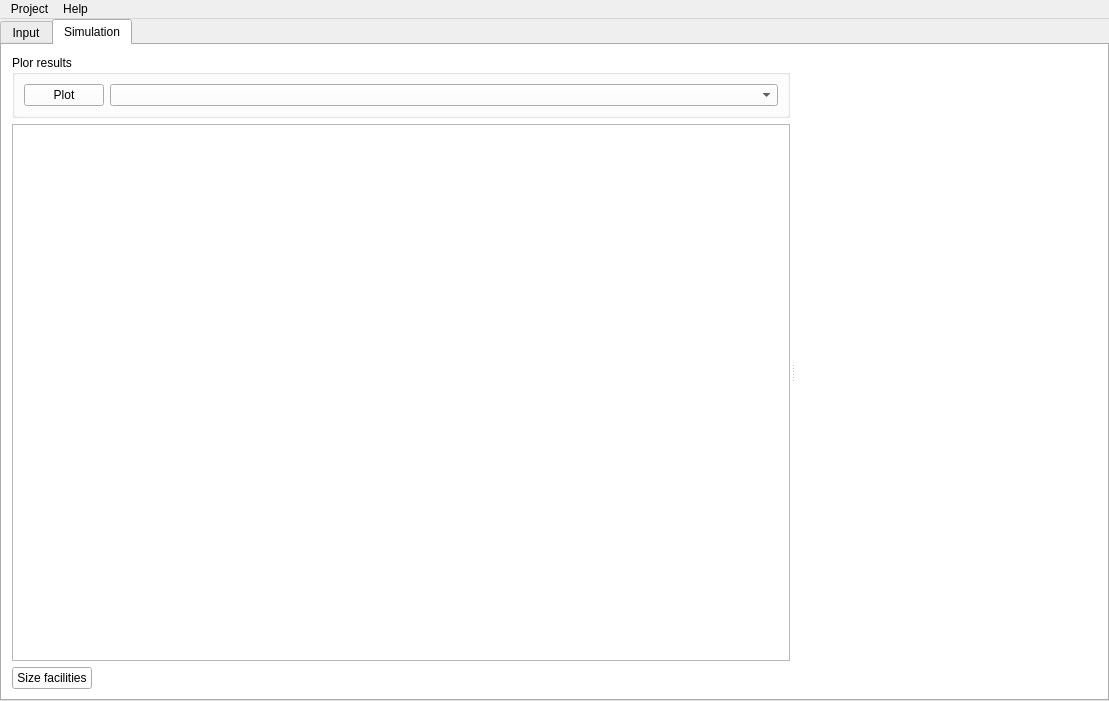
Before: the Qt Designer form Gui/gui.ui in SanPen/CopperPlate, drawn with Qt 5.
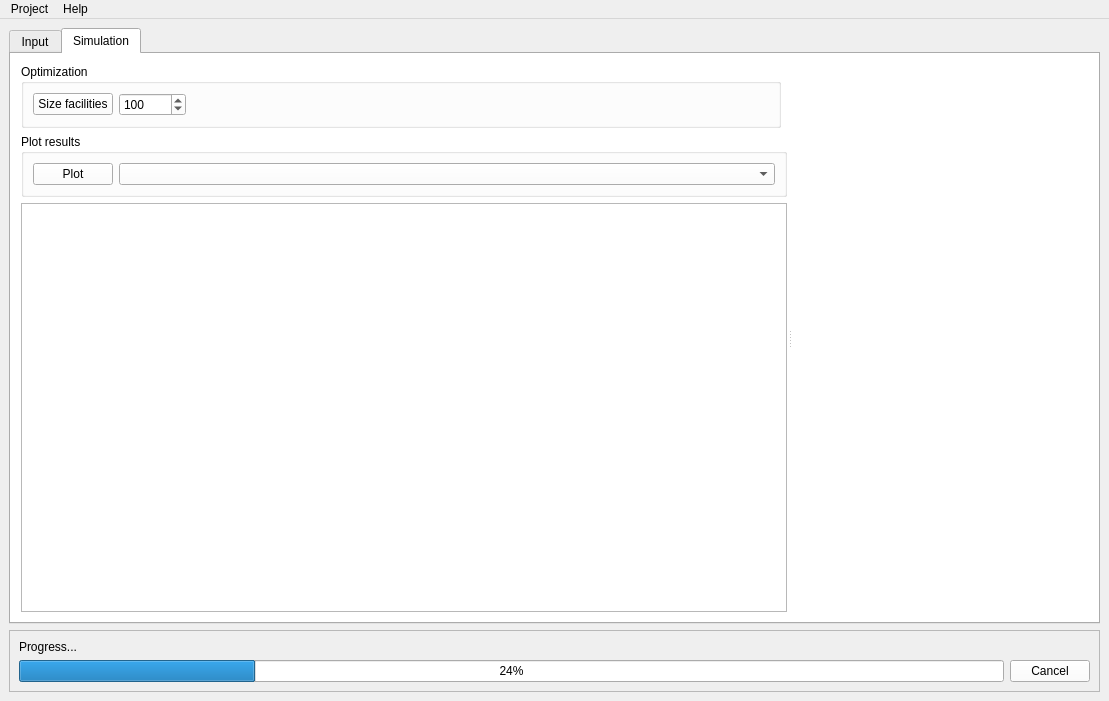
After: the same form once the commit is applied. The open tabs and pages were chosen to show the change. Icons and pictures are not drawn. Custom widgets are drawn as their Qt base class.

Patch:
```diff
--- a/Gui/gui.ui
+++ b/Gui/gui.ui
@@ -370,9 +370,6 @@
   </property>
   <widget class="QWidget" name="centralwidget">
    <layout class="QVBoxLayout" name="verticalLayout">
-    <property name="margin">
-     <number>0</number>
-    </property>
     <item>
      <widget class="QTabWidget" name="tabWidget">
       <property name="currentIndex">
@@ -840,35 +837,21 @@
             <property name="margin">
              <number>1</number>
             </property>
-            <item row="3" column="0">
-             <widget class="QPushButton" name="size_simulate_pushButton">
-              <property name="text">
-               <string>Size facilities</string>
-              </property>
-             </widget>
-            </item>
-            <item row="3" column="1">
-             <spacer name="horizontalSpacer_2">
-              <property name="orientation">
-               <enum>Qt::Horizontal</enum>
-              </property>
-              <property name="sizeHint" stdset="0">
-               <size>
-                <width>40</width>
-                <height>20</height>
-               </size>
-              </property>
-             </spacer>
-            </item>
-            <item row="1" column="0" colspan="2">
+            <item row="2" column="0" colspan="2">
              <widget class="QPlainTextEdit" name="plainTextEdit"/>
             </item>
-            <item row="0" column="0" colspan="2">
+            <item row="1" column="0" colspan="2">
              <widget class="QGroupBox" name="groupBox_5">
               <property name="title">
-               <string>Plor results</string>
+               <string>Plot results</string>
               </property>
               <layout class="QFormLayout" name="formLayout_2">
+               <property name="fieldGrowthPolicy">
+                <enum>QFormLayout::AllNonFixedFieldsGrow</enum>
+               </property>
+               <item row="0" column="1">
+                <widget class="QComboBox" name="results_comboBox"/>
+               </item>
                <item row="0" column="0">
                 <widget class="QPushButton" name="plot_results_pushButton">
                  <property name="text">
@@ -876,8 +859,47 @@
                  </property>
                 </widget>
                </item>
-               <item row="0" column="1">
-                <widget class="QComboBox" name="results_comboBox"/>
+              </layout>
+             </widget>
+            </item>
+            <item row="0" column="0">
+             <widget class="QGroupBox" name="groupBox_6">
+              <property name="title">
+               <string>Optimization</string>
+              </property>
+              <layout class="QHBoxLayout" name="horizontalLayout_3">
+               <item>
+                <widget class="QPushButton" name="size_simulate_pushButton">
+                 <property name="text">
+                  <string>Size facilities</string>
+                 </property>
+                </widget>
+               </item>
+               <item>
+                <widget class="QSpinBox" name="max_eval_spinBox">
+                 <property name="minimum">
+                  <number>10</number>
+                 </property>
+                 <property name="maximum">
+                  <number>99999999</number>
+                 </property>
+                 <property name="value">
+                  <number>100</number>
+                 </property>
+                </widget>
+               </item>
+               <item>
+                <spacer name="horizontalSpacer_2">
+                 <property name="orientation">
+                  <enum>Qt::Horizontal</enum>
+                 </property>
+                 <property name="sizeHint" stdset="0">
+                  <size>
+                   <width>40</width>
+                   <height>20</height>
+                  </size>
+                 </property>
+                </spacer>
                </item>
               </layout>
              </widget>
@@ -891,6 +913,39 @@
       </widget>
      </widget>
     </item>
+    <item>
+     <widget class="QFrame" name="progress_frame">
+      <property name="frameShape">
+       <enum>QFrame::StyledPanel</enum>
+      </property>
+      <property name="frameShadow">
+       <enum>QFrame::Raised</enum>
+      </property>
+      <layout class="QGridLayout" name="gridLayout_6">
+       <item row="0" column="0">
+        <widget class="QLabel" name="progress_label">
+         <property name="text">
+          <string>Progress...</string>
+         </property>
+        </widget>
+       </item>
+       <item row="1" column="0">
+        <widget class="QProgressBar" name="progressBar">
+         <property name="value">
+          <number>24</number>
+         </property>
+        </widget>
+       </item>
+       <item row="1" column="1">
+        <widget class="QPushButton" name="cancel_pushButton">
+         <property name="text">
+          <string>Cancel</string>
+         </property>
+        </widget>
+       </item>
+      </layout>
+     </widget>
+    </item>
    </layout>
   </widget>
   <widget class="QMenuBar" name="menuBar">
```
Left out of the diff: 6 changed lines with no effect on the pictures.
